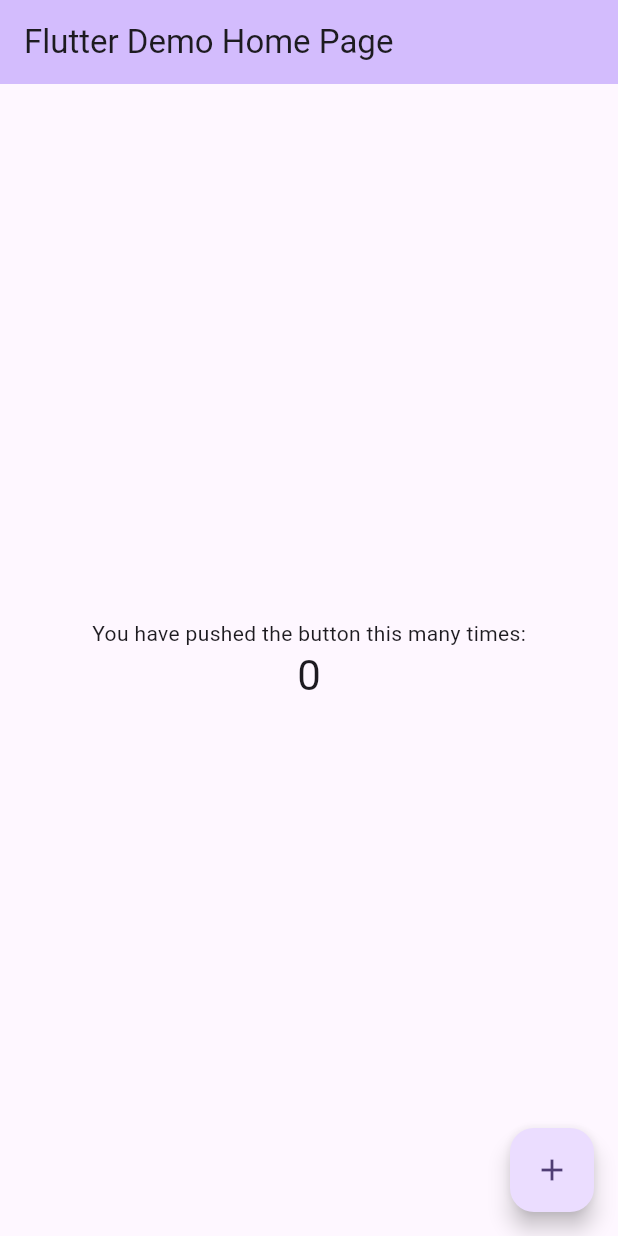
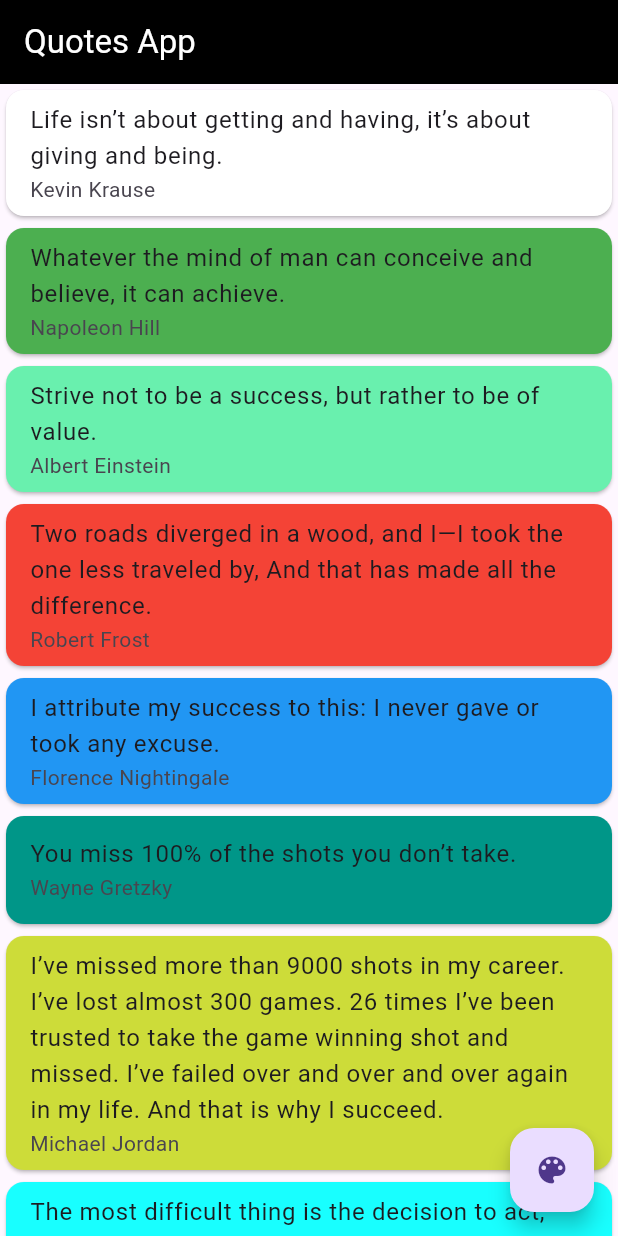
Before and after one commit to OmBharsakle/Quote-App-Daily-Task, a Flutter app: the screen it shows after launch, on a phone screen of 412 x 824 dp. Run offline on Flutter 3.47's test engine with Material 3 defaults, Android fonts, the light colour scheme and no system bars.

Commit message:
04/06/2024

```diff
--- /dev/null
+++ b/lib/Screens/Home/home.dart
@@ -0,0 +1,88 @@
+import 'dart:math';
+
+import 'package:flutter/material.dart';
+import 'package:quote_app_daily_task/Utils/Quotes_List.dart';
+
+import '../../Utils/Quotes_Model.dart';
+
+QuotesModel? quotesModel;
+
+class Home_Page extends StatefulWidget {
+  const Home_Page({super.key});
+
+  @override
+  State<Home_Page> createState() => _Home_PageState();
+}
+
+class _Home_PageState extends State<Home_Page> {
+  @override
+  void initState() {
+    // TODO: implement initState
+    quotesModel = QuotesModel.toList(quoteList);
+    super.initState();
+  }
+  @override
+  Widget build(BuildContext context) {
+    return Scaffold(
+      appBar: AppBar(
+        backgroundColor: Colors.black,
+        title: const Text('Quotes App',style: TextStyle(color: Colors.white),),
+      ),
+      body: SingleChildScrollView(
+        physics: const BouncingScrollPhysics(),
+        child: Column(
+          children: [
+            ...List.generate(quoteList.length, (index) {
+              setState(() {
+                i++;
+                if(colorList.length==i)
+                {
+                  i=0;
+                  i++;
+                }
+              });
+              return Card(
+                color: colorList[i]['color'],
+                child: ListTile(
+                  title: Text(quotesModel!.QuoteModalList[index].quote!),
+                  subtitle: Text(quotesModel!.QuoteModalList[index].author!),
+                ),
+              );
+            },),
+          ],
+        ),
+      ),
+      floatingActionButton: FloatingActionButton(
+        onPressed: () {
+          Random random=Random();
+          int x=random.nextInt(quoteList.length);
+          int y=random.nextInt(colorList.length);
+          setState(() {
+            color=y;
+          });
+          // print(x);
+          showDialog(context: context, builder: (context) {
+            return AlertDialog(
+              title: Text(quotesModel!.QuoteModalList[x].quote!),
+              content: Text(quotesModel!.QuoteModalList[x].author!),
+              backgroundColor: colorList[y]['color'],
+              actions: [
+                TextButton(onPressed: () {
+                  setState(() {
+                    x=random.nextInt(quoteList.length);
+                  });
+                }, child: const Text('Next',style: TextStyle(color: Colors.black),)),
+                TextButton(onPressed: () {
+                  Navigator.of(context).pop();
+                }, child: const Text('Back',style: TextStyle(color: Colors.black),))
+              ],
+            );
+          },);
+        },
+        child: const Icon(Icons.color_lens_rounded),
+      ),
+    );
+  }
+}
+
+int color=0,i=0;
--- /dev/null
+++ b/lib/Utils/Quotes_List.dart
@@ -0,0 +1,489 @@
+import 'package:flutter/material.dart';
+
+List colorList=[
+  {
+    'color':Colors.orange,
+  },
+  {
+    'color':Colors.white,
+  },
+  {
+    'color':Colors.green,
+  },
+  {
+    'color':Colors.greenAccent,
+  },
+  {
+    'color':Colors.red,
+  },
+  {
+    'color':Colors.blue,
+  },
+  {
+    'color':Colors.teal,
+  },
+  {
+    'color':Colors.lime,
+  },
+  {
+    'color':Colors.cyanAccent,
+  },
+  {
+    'color':Colors.lightGreenAccent,
+  },
+];
+List quoteList = [
+  {
+    "quote":
+    "Life isn’t about getting and having, it’s about giving and being.",
+    "author": "Kevin Krause"
+  },
+  {
+    "quote":
+    "Whatever the mind of man can conceive and believe, it can achieve.",
+    "author": "Napoleon Hill"
+  },
+  {
+    "quote": "Strive not to be a success, but rather to be of value.",
+    "author": "Albert Einstein"
+  },
+  {
+    "quote":
+    "Two roads diverged in a wood, and I—I took the one less traveled by, And that has made all the difference.",
+    "author": "Robert Frost"
+  },
+  {
+    "quote": "I attribute my success to this: I never gave or took any excuse.",
+    "author": "Florence Nightingale"
+  },
+  {
+    "quote": "You miss 100% of the shots you don’t take.",
+    "author": "Wayne Gretzky"
+  },
+  {
+    "quote":
+    "I’ve missed more than 9000 shots in my career. I’ve lost almost 300 games. 26 times I’ve been trusted to take the game winning shot and missed. I’ve failed over and over and over again in my life. And that is why I succeed.",
+    "author": "Michael Jordan"
+  },
+  {
+    "quote":
+    "The most difficult thing is the decision to act, the rest is merely tenacity.",
+    "author": "Amelia Earhart"
+  },
+  {
+    "quote": "Every strike brings me closer to the next home run.",
+    "author": "Babe Ruth"
+  },
+  {
+    "quote":
+    "Definiteness of purpose is the starting point of all achievement.",
+    "author": "W. Clement Stone"
+  },
+  {
+    "quote":
+    "We must balance conspicuous consumption with conscious capitalism.",
+    "author": "Kevin Krause"
+  },
+  {
+    "quote":
+    "Life is what happens to you while you’re busy making other plans.",
+    "author": "John Lennon"
+  },
+  {"quote": "We become what we think about.", "author": "Earl Nightingale"},
+  {
+    "quote":
+    "Twenty years from now you will be more disappointed by the things that you didn’t do than by the ones you did do, so throw off the bowlines, sail away from safe harbor, catch the trade winds in your sails.  Explore, Dream, Discover.",
+    "author": "Mark Twain"
+  },
+  {
+    "quote": "Life is 10% what happens to me and 90% of how I react to it.",
+    "author": "Charles Swindoll"
+  },
+  {
+    "quote":
+    "The most common way people give up their power is by thinking they don’t have any.",
+    "author": "Alice Walker"
+  },
+  {
+    "quote": "The mind is everything. What you think you become.",
+    "author": "Buddha"
+  },
+  {
+    "quote":
+    "The best time to plant a tree was 20 years ago. The second best time is now.",
+    "author": "Chinese Proverb"
+  },
+  {"quote": "An unexamined life is not worth living.", "author": "Socrates"},
+  {
+    "quote": "Eighty percent of success is showing up.",
+    "author": "Woody Allen"
+  },
+  {
+    "quote":
+    "Your time is limited, so don’t waste it living someone else’s life.",
+    "author": "Steve Jobs"
+  },
+  {
+    "quote": "Winning isn’t everything, but wanting to win is.",
+    "author": "Vince Lombardi"
+  },
+  {
+    "quote":
+    "I am not a product of my circumstances. I am a product of my decisions.",
+    "author": "Stephen Covey"
+  },
+  {
+    "quote":
+    "Every child is an artist.  The problem is how to remain an artist once he grows up.",
+    "author": "Pablo Picasso"
+  },
+  {
+    "quote":
+    "You can never cross the ocean until you have the courage to lose sight of the shore.",
+    "author": "Christopher Columbus"
+  },
+  {
+    "quote":
+    "I’ve learned that people will forget what you said, people will forget what you did, but people will never forget how you made them feel.",
+    "author": "Maya Angelou"
+  },
+  {
+    "quote": "Either you run the day, or the day runs you.",
+    "author": "Jim Rohan"
+  },
+  {
+    "quote": "Whether you think you can or you think you can’t, you’re right.",
+    "author": "Henry Ford"
+  },
+  {
+    "quote":
+    "The two most important days in your life are the day you are born and the day you find out why.",
+    "author": "Mark Twain"
+  },
+  {
+    "quote":
+    "Whatever you can do, or dream you can, begin it.  Boldness has genius, power and magic in it.",
+    "author": "Johann Wolfgang von Goethe"
+  },
+  {"quote": "The best revenge is massive success.", "author": "Frank Sinatra"},
+  {
+    "quote":
+    "People often say that motivation doesn’t last. Well, neither does bathing.  That’s why we recommend it daily.",
+    "author": "Zig Ziglar"
+  },
+  {
+    "quote": "Life shrinks or expands in proportion to one’s courage.",
+    "author": "Anais Nin"
+  },
+  {
+    "quote":
+    "If you hear a voice within you say “you cannot paint,” then by all means paint and that voice will be silenced.",
+    "author": "Vincent Van Gogh"
+  },
+  {
+    "quote":
+    "There is only one way to avoid criticism: do nothing, say nothing, and be nothing.",
+    "author": "Aristotle"
+  },
+  {
+    "quote":
+    "Ask and it will be given to you; search, and you will find; knock and the door will be opened for you.",
+    "author": "Jesus"
+  },
+  {
+    "quote":
+    "The only person you are destined to become is the person you decide to be.",
+    "author": "Ralph Waldo Emerson"
+  },
+  {
+    "quote":
+    "Go confidently in the direction of your dreams.  Live the life you have imagined.",
+    "author": "Henry David Thoreau"
+  },
+  {
+    "quote":
+    "When I stand before God at the end of my life, I would hope that I would not have a single bit of talent left and could say, I used everything you gave me.",
+    "author": "Erma Bombeck"
+  },
+  {
+    "quote":
+    "Few things can help an individual more than to place responsibility on him, and to let him know that you trust him.",
+    "author": "Booker T. Washington"
+  },
+  {
+    "quote":
+    "Certain things catch your eye, but pursue only those that capture the heart.",
+    "author": " Ancient Indian Proverb"
+  },
+  {
+    "quote": "Believe you can and you’re halfway there.",
+    "author": "Theodore Roosevelt"
+  },
+  {
+    "quote": "Everything you’ve ever wanted is on the other side of fear.",
+    "author": "George Addair"
+  },
+  {
+    "quote":
+    "We can easily forgive a child who is afraid of the dark; the real tragedy of life is when men are afraid of the light.",
+    "author": "Plato"
+  },
+  {
+    "quote":
+    "Teach thy tongue to say, “I do not know,” and thous shalt progress.",
+    "author": "Maimonides"
+  },
+  {
+    "quote": "Start where you are. Use what you have.  Do what you can.",
+    "author": "Arthur Ashe"
+  },
+  {
+    "quote":
+    "When I was 5 years old, my mother always told me that happiness was the key to life.  When I went to school, they asked me what I wanted to be when I grew up.  I wrote down ‘happy’.  They told me I didn’t understand the assignment, and I told them they didn’t understand life.",
+    "author": "John Lennon"
+  },
+  {
+    "quote": "Fall seven times and stand up eight.",
+    "author": "Japanese Proverb"
+  },
+  {
+    "quote":
+    "When one door of happiness closes, another opens, but often we look so long at the closed door that we do not see the one that has been opened for us.",
+    "author": "Helen Keller"
+  },
+  {
+    "quote": "Everything has beauty, but not everyone can see.",
+    "author": "Confucius"
+  },
+  {
+    "quote":
+    "How wonderful it is that nobody need wait a single moment before starting to improve the world.",
+    "author": "Anne Frank"
+  },
+  {
+    "quote": "When I let go of what I am, I become what I might be.",
+    "author": "Lao Tzu"
+  },
+  {
+    "quote":
+    "Life is not measured by the number of breaths we take, but by the moments that take our breath away.",
+    "author": "Maya Angelou"
+  },
+  {
+    "quote":
+    "Happiness is not something readymade.  It comes from your own actions.",
+    "author": "Dalai Lama"
+  },
+  {
+    "quote":
+    "If you’re offered a seat on a rocket ship, don’t ask what seat! Just get on.",
+    "author": "Sheryl Sandberg"
+  },
+  {
+    "quote":
+    "First, have a definite, clear practical ideal; a goal, an objective. Second, have the necessary means to achieve your ends; wisdom, money, materials, and methods. Third, adjust all your means to that end.",
+    "author": "Aristotle"
+  },
+  {
+    "quote": "If the wind will not serve, take to the oars.",
+    "author": "Latin Proverb"
+  },
+  {
+    "quote":
+    "You can’t fall if you don’t climb.  But there’s no joy in living your whole life on the ground.",
+    "author": "Unknown"
+  },
+  {
+    "quote":
+    "We must believe that we are gifted for something, and that this thing, at whatever cost, must be attained.",
+    "author": "Marie Curie"
+  },
+  {
+    "quote":
+    "Too many of us are not living our dreams because we are living our fears.",
+    "author": "Les Brown"
+  },
+  {
+    "quote":
+    "Challenges are what make life interesting and overcoming them is what makes life meaningful.",
+    "author": "Joshua J. Marine"
+  },
+  {
+    "quote": "If you want to lift yourself up, lift up someone else.",
+    "author": "Booker T. Washington"
+  },
+  {
+    "quote":
+    "I have been impressed with the urgency of doing. Knowing is not enough; we must apply. Being willing is not enough; we must do.",
+    "author": "Leonardo da Vinci"
+  },
+  {
+    "quote":
+    "Limitations live only in our minds.  But if we use our imaginations, our possibilities become limitless.",
+    "author": "Jamie Paolinetti"
+  },
+  {
+    "quote":
+    "You take your life in your own hands, and what happens? A terrible thing, no one to blame.",
+    "author": "Erica Jong"
+  },
+  {
+    "quote":
+    "What’s money? A man is a success if he gets up in the morning and goes to bed at night and in between does what he wants to do.",
+    "author": "Bob Dylan"
+  },
+  {
+    "quote": "I didn’t fail the test. I just found 100 ways to do it wrong.",
+    "author": "Benjamin Franklin"
+  },
+  {
+    "quote":
+    "In order to succeed, your desire for success should be greater than your fear of failure.",
+    "author": "Bill Cosby"
+  },
+  {
+    "quote": "A person who never made a mistake never tried anything new.",
+    "author": " Albert Einstein"
+  },
+  {
+    "quote":
+    "The person who says it cannot be done should not interrupt the person who is doing it.",
+    "author": "Chinese Proverb"
+  },
+  {
+    "quote": "There are no traffic jams along the extra mile.",
+    "author": "Roger Staubach"
+  },
+  {
+    "quote": "It is never too late to be what you might have been.",
+    "author": "George Eliot"
+  },
+  {"quote": "You become what you believe.", "author": "Oprah Winfrey"},
+  {
+    "quote": "I would rather die of passion than of boredom.",
+    "author": "Vincent van Gogh"
+  },
+  {
+    "quote":
+    "A truly rich man is one whose children run into his arms when his hands are empty.",
+    "author": "Unknown"
+  },
+  {
+    "quote":
+    "It is not what you do for your children, but what you have taught them to do for themselves, that will make them successful human beings.",
+    "author": "Ann Landers"
+  },
+  {
+    "quote":
+    "If you want your children to turn out well, spend twice as much time with them, and half as much money.",
+    "author": "Abigail Van Buren"
+  },
+  {
+    "quote":
+    "Build your own dreams, or someone else will hire you to build theirs.",
+    "author": "Farrah Gray"
+  },
+  {
+    "quote":
+    "The battles that count aren’t the ones for gold medals. The struggles within yourself–the invisible battles inside all of us–that’s where it’s at.",
+    "author": "Jesse Owens"
+  },
+  {
+    "quote": "Education costs money.  But then so does ignorance.",
+    "author": "Sir Claus Moser"
+  },
+  {
+    "quote":
+    "I have learned over the years that when one’s mind is made up, this diminishes fear.",
+    "author": "Rosa Parks"
+  },
+  {
+    "quote": "It does not matter how slowly you go as long as you do not stop.",
+    "author": "Confucius"
+  },
+  {
+    "quote":
+    "If you look at what you have in life, you’ll always have more. If you look at what you don’t have in life, you’ll never have enough.",
+    "author": "Oprah Winfrey"
+  },
+  {
+    "quote":
+    "Remember that not getting what you want is sometimes a wonderful stroke of luck.",
+    "author": "Dalai Lama"
+  },
+  {
+    "quote":
+    "You can’t use up creativity.  The more you use, the more you have.",
+    "author": "Maya Angelou"
+  },
+  {"quote": "Dream big and dare to fail.", "author": "Norman Vaughan"},
+  {
+    "quote":
+    "Our lives begin to end the day we become silent about things that matter.",
+    "author": "Martin Luther King Jr."
+  },
+  {
+    "quote": "Do what you can, where you are, with what you have.",
+    "author": "Teddy Roosevelt"
+  },
+  {
+    "quote":
+    "If you do what you’ve always done, you’ll get what you’ve always gotten.",
+    "author": "Tony Robbins"
+  },
+  {
+    "quote": "Dreaming, after all, is a form of planning.",
+    "author": "Gloria Steinem"
+  },
+  {
+    "quote":
+    "It’s your place in the world; it’s your life. Go on and do all you can with it, and make it the life you want to live.",
+    "author": "Mae Jemison"
+  },
+  {
+    "quote":
+    "You may be disappointed if you fail, but you are doomed if you don’t try.",
+    "author": "Beverly Sills"
+  },
+  {
+    "quote": "Remember no one can make you feel inferior without your consent.",
+    "author": "Eleanor Roosevelt"
+  },
+  {
+    "quote": "Life is what we make it, always has been, always will be.",
+    "author": "Grandma Moses"
+  },
+  {
+    "quote":
+    "The question isn’t who is going to let me; it’s who is going to stop me.",
+    "author": "Ayn Rand"
+  },
+  {
+    "quote":
+    "When everything seems to be going against you, remember that the airplane takes off against the wind, not with it.",
+    "author": "Henry Ford"
+  },
+  {
+    "quote":
+    "It’s not the years in your life that count. It’s the life in your years.",
+    "author": "Abraham Lincoln"
+  },
+  {
+    "quote": "Change your thoughts and you change your world.",
+    "author": "Norman Vincent Peale"
+  },
+  {
+    "quote":
+    "Either write something worth reading or do something worth writing.",
+    "author": "Benjamin Franklin"
+  },
+  {
+    "quote": "Nothing is impossible, the word itself says, “I’m possible!”",
+    "author": "–Audrey Hepburn"
+  },
+  {
+    "quote": "The only way to do great work is to love what you do.",
+    "author": "Steve Jobs"
+  },
+  {"quote": "If you can dream it, you can achieve it.", "author": "Zig Ziglar"}
+];
--- /dev/null
+++ b/lib/Utils/Quotes_Model.dart
@@ -0,0 +1,21 @@
+class QuotesModel{
+  String? quote;
+  String? author;
+
+  List<QuotesModel> QuoteModalList = [];
+
+  QuotesModel({this.quote,this.author});
+
+  factory QuotesModel.formQuote(Map m1)
+  {
+    return QuotesModel(author: m1['author'],quote: m1['quote']);
+  }
+
+  QuotesModel.toList(List l1)
+  {
+    for(int i=0; i<l1.length; i++)
+      {
+        QuoteModalList.add(QuotesModel.formQuote(l1[i]));
+      }
+  }
+}
--- a/lib/main.dart
+++ b/lib/main.dart
@@ -1,125 +1,24 @@
 import 'package:flutter/material.dart';
 
+import 'Screens/Home/home.dart';
+
 void main() {
-  runApp(const MyApp());
+  runApp(const Random_Quotes());
 }
 
-class MyApp extends StatelessWidget {
-  const MyApp({super.key});
+class Random_Quotes extends StatefulWidget {
+  const Random_Quotes({super.key});
 
-  // This widget is the root of your application.
+  @override
+  State<Random_Quotes> createState() => _Random_QuotesState();
+}
+
+class _Random_QuotesState extends State<Random_Quotes> {
   @override
   Widget build(BuildContext context) {
     return MaterialApp(
-      title: 'Flutter Demo',
-      theme: ThemeData(
-        // This is the theme of your application.
-        //
-        // TRY THIS: Try running your application with "flutter run". You'll see
-        // the application has a purple toolbar. Then, without quitting the app,
-        // try changing the seedColor in the colorScheme below to Colors.green
-        // and then invoke "hot reload" (save your changes or press the "hot
-        // reload" button in a Flutter-supported IDE, or press "r" if you used
-        // the command line to start the app).
-        //
-        // Notice that the counter didn't reset back to zero; the application
-        // state is not lost during the reload. To reset the state, use hot
-        // restart instead.
-        //
-        // This works for code too, not just values: Most code changes can be
-        // tested with just a hot reload.
-        colorScheme: ColorScheme.fromSeed(seedColor: Colors.deepPurple),
-        useMaterial3: true,
-      ),
-      home: const MyHomePage(title: 'Flutter Demo Home Page'),
+      debugShowCheckedModeBanner: false,
+      home: Home_Page(),
     );
   }
 }
-
-class MyHomePage extends StatefulWidget {
-  const MyHomePage({super.key, required this.title});
-
-  // This widget is the home page of your application. It is stateful, meaning
-  // that it has a State object (defined below) that contains fields that affect
-  // how it looks.
-
-  // This class is the configuration for the state. It holds the values (in this
-  // case the title) provided by the parent (in this case the App widget) and
-  // used by the build method of the State. Fields in a Widget subclass are
-  // always marked "final".
-
-  final String title;
-
-  @override
-  State<MyHomePage> createState() => _MyHomePageState();
-}
-
-class _MyHomePageState extends State<MyHomePage> {
-  int _counter = 0;
-
-  void _incrementCounter() {
-    setState(() {
-      // This call to setState tells the Flutter framework that something has
-      // changed in this State, which causes it to rerun the build method below
-      // so that the display can reflect the updated values. If we changed
-      // _counter without calling setState(), then the build method would not be
-      // called again, and so nothing would appear to happen.
-      _counter++;
-    });
-  }
-
-  @override
-  Widget build(BuildContext context) {
-    // This method is rerun every time setState is called, for instance as done
-    // by the _incrementCounter method above.
-    //
-    // The Flutter framework has been optimized to make rerunning build methods
-    // fast, so that you can just rebuild anything that needs updating rather
-    // than having to individually change instances of widgets.
-    return Scaffold(
-      appBar: AppBar(
-        // TRY THIS: Try changing the color here to a specific color (to
-        // Colors.amber, perhaps?) and trigger a hot reload to see the AppBar
-        // change color while the other colors stay the same.
-        backgroundColor: Theme.of(context).colorScheme.inversePrimary,
-        // Here we take the value from the MyHomePage object that was created by
-        // the App.build method, and use it to set our appbar title.
-        title: Text(widget.title),
-      ),
-      body: Center(
-        // Center is a layout widget. It takes a single child and positions it
-        // in the middle of the parent.
-        child: Column(
-          // Column is also a layout widget. It takes a list of children and
-          // arranges them vertically. By default, it sizes itself to fit its
-          // children horizontally, and tries to be as tall as its parent.
-          //
-          // Column has various properties to control how it sizes itself and
-          // how it positions its children. Here we use mainAxisAlignment to
-          // center the children vertically; the main axis here is the vertical
-          // axis because Columns are vertical (the cross axis would be
-          // horizontal).
-          //
-          // TRY THIS: Invoke "debug painting" (choose the "Toggle Debug Paint"
-          // action in the IDE, or press "p" in the console), to see the
-          // wireframe for each widget.
-          mainAxisAlignment: MainAxisAlignment.center,
-          children: <Widget>[
-            const Text(
-              'You have pushed the button this many times:',
-            ),
-            Text(
-              '$_counter',
-              style: Theme.of(context).textTheme.headlineMedium,
-            ),
-          ],
-        ),
-      ),
-      floatingActionButton: FloatingActionButton(
-        onPressed: _incrementCounter,
-        tooltip: 'Increment',
-        child: const Icon(Icons.add),
-      ), // This trailing comma makes auto-formatting nicer for build methods.
-    );
-  }
-}
```
Also changed, not shown: 1 other file.
